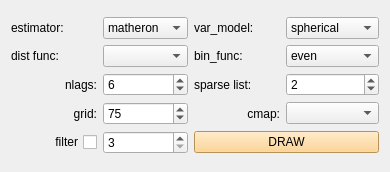
Qt form qt/draw_map_form.ui (idergunoff/geovel_1.0) before a commit.
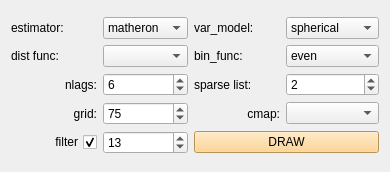
The same form after that commit.

What changed in the file:
```diff
--- a/qt/draw_map_form.ui
+++ b/qt/draw_map_form.ui
@@ -263,18 +263,21 @@
        <property name="text">
         <string>filter</string>
        </property>
+       <property name="checked">
+        <bool>true</bool>
+       </property>
       </widget>
      </item>
      <item row="4" column="1">
       <widget class="QSpinBox" name="spinBox_filt">
        <property name="minimum">
-        <number>3</number>
+        <number>5</number>
        </property>
        <property name="singleStep">
         <number>2</number>
        </property>
        <property name="value">
-        <number>3</number>
+        <number>13</number>
        </property>
       </widget>
      </item>
```
